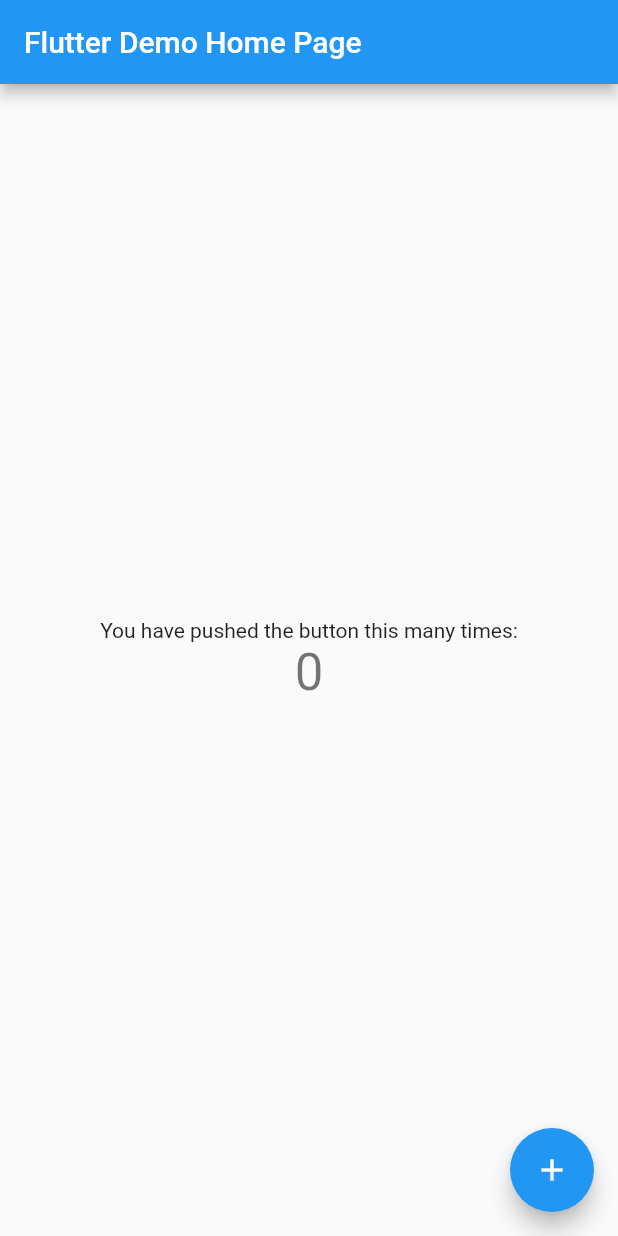
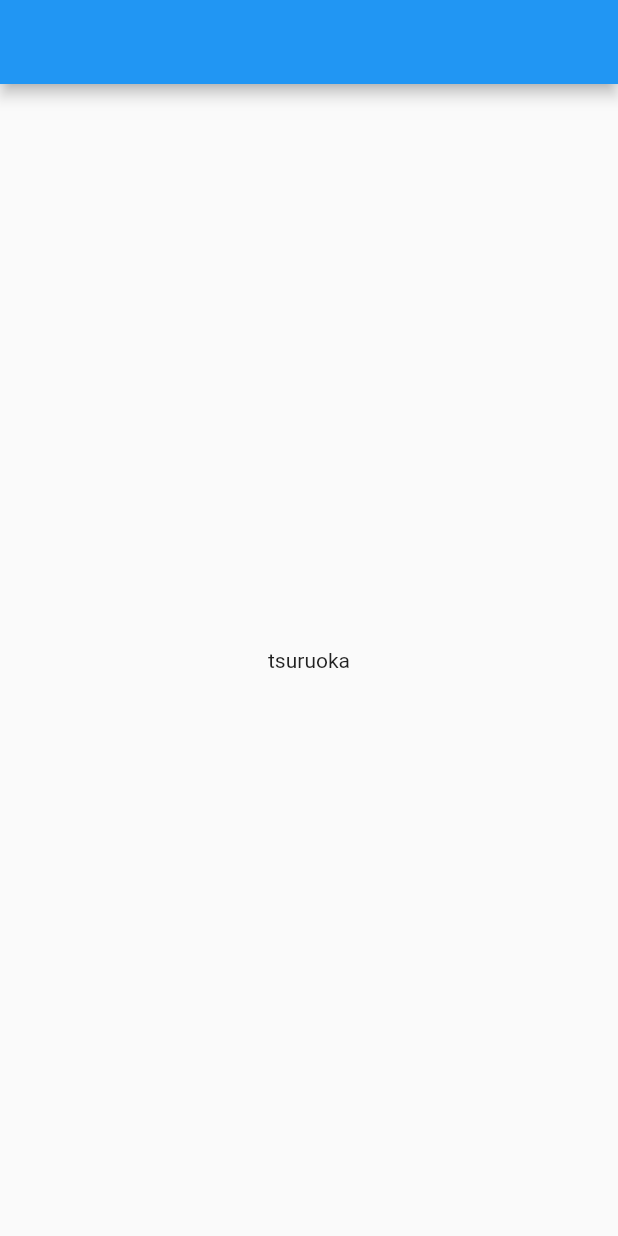
Before and after one commit to HTsuruo/flutter_playground, a Flutter app: the screen it shows after launch, on a phone screen of 412 x 824 dp. Run offline on Flutter 3.47's test engine with Material 2 defaults, Android fonts, the light colour scheme and no system bars.

Commit message:
Add basic setting

```diff
--- /dev/null
+++ b/analysis_options.yaml
@@ -0,0 +1,5 @@
+include: package:pedantic_mono/analysis_options.yaml
+analyzer:
+  exclude:
+    - lib/**/*.g.dart
+    - lib/**/*.freezed.dart
--- a/lib/main.dart
+++ b/lib/main.dart
@@ -1,117 +1,27 @@
 import 'package:flutter/material.dart';
 
-void main() {
-  runApp(MyApp());
-}
+void main() => runApp(const App());
 
-class MyApp extends StatelessWidget {
-  // This widget is the root of your application.
+class App extends StatelessWidget {
+  const App({Key key}) : super(key: key);
+
   @override
   Widget build(BuildContext context) {
-    return MaterialApp(
-      title: 'Flutter Demo',
-      theme: ThemeData(
-        // This is the theme of your application.
-        //
-        // Try running your application with "flutter run". You'll see the
-        // application has a blue toolbar. Then, without quitting the app, try
-        // changing the primarySwatch below to Colors.green and then invoke
-        // "hot reload" (press "r" in the console where you ran "flutter run",
-        // or simply save your changes to "hot reload" in a Flutter IDE).
-        // Notice that the counter didn't reset back to zero; the application
-        // is not restarted.
-        primarySwatch: Colors.blue,
-        // This makes the visual density adapt to the platform that you run
-        // the app on. For desktop platforms, the controls will be smaller and
-        // closer together (more dense) than on mobile platforms.
-        visualDensity: VisualDensity.adaptivePlatformDensity,
-      ),
-      home: MyHomePage(title: 'Flutter Demo Home Page'),
+    return const MaterialApp(
+      home: HomePage(),
     );
   }
 }
 
-class MyHomePage extends StatefulWidget {
-  MyHomePage({Key key, this.title}) : super(key: key);
-
-  // This widget is the home page of your application. It is stateful, meaning
-  // that it has a State object (defined below) that contains fields that affect
-  // how it looks.
-
-  // This class is the configuration for the state. It holds the values (in this
-  // case the title) provided by the parent (in this case the App widget) and
-  // used by the build method of the State. Fields in a Widget subclass are
-  // always marked "final".
-
-  final String title;
-
-  @override
-  _MyHomePageState createState() => _MyHomePageState();
-}
-
-class _MyHomePageState extends State<MyHomePage> {
-  int _counter = 0;
-
-  void _incrementCounter() {
-    setState(() {
-      // This call to setState tells the Flutter framework that something has
-      // changed in this State, which causes it to rerun the build method below
-      // so that the display can reflect the updated values. If we changed
-      // _counter without calling setState(), then the build method would not be
-      // called again, and so nothing would appear to happen.
-      _counter++;
-    });
-  }
-
+class HomePage extends StatelessWidget {
+  const HomePage({Key key}) : super(key: key);
   @override
   Widget build(BuildContext context) {
-    // This method is rerun every time setState is called, for instance as done
-    // by the _incrementCounter method above.
-    //
-    // The Flutter framework has been optimized to make rerunning build methods
-    // fast, so that you can just rebuild anything that needs updating rather
-    // than having to individually change instances of widgets.
     return Scaffold(
-      appBar: AppBar(
-        // Here we take the value from the MyHomePage object that was created by
-        // the App.build method, and use it to set our appbar title.
-        title: Text(widget.title),
+      appBar: AppBar(),
+      body: const Center(
+        child: Text('tsuruoka'),
       ),
-      body: Center(
-        // Center is a layout widget. It takes a single child and positions it
-        // in the middle of the parent.
-        child: Column(
-          // Column is also a layout widget. It takes a list of children and
-          // arranges them vertically. By default, it sizes itself to fit its
-          // children horizontally, and tries to be as tall as its parent.
-          //
-          // Invoke "debug painting" (press "p" in the console, choose the
-          // "Toggle Debug Paint" action from the Flutter Inspector in Android
-          // Studio, or the "Toggle Debug Paint" command in Visual Studio Code)
-          // to see the wireframe for each widget.
-          //
-          // Column has various properties to control how it sizes itself and
-          // how it positions its children. Here we use mainAxisAlignment to
-          // center the children vertically; the main axis here is the vertical
-          // axis because Columns are vertical (the cross axis would be
-          // horizontal).
-          mainAxisAlignment: MainAxisAlignment.center,
-          children: <Widget>[
-            Text(
-              'You have pushed the button this many times:',
-            ),
-            Text(
-              '$_counter',
-              style: Theme.of(context).textTheme.headline4,
-            ),
-          ],
-        ),
-      ),
-      floatingActionButton: FloatingActionButton(
-        onPressed: _incrementCounter,
-        tooltip: 'Increment',
-        child: Icon(Icons.add),
-      ), // This trailing comma makes auto-formatting nicer for build methods.
     );
   }
 }
--- a/pubspec.yaml
+++ b/pubspec.yaml
@@ -32,6 +32,7 @@
 dev_dependencies:
   flutter_test:
     sdk: flutter
+  pedantic_mono: any
 
 # For information on the generic Dart part of this file, see the
 # following page: https://dart.dev/tools/pub/pubspec
```
Also changed, not shown: pubspec.lock.
